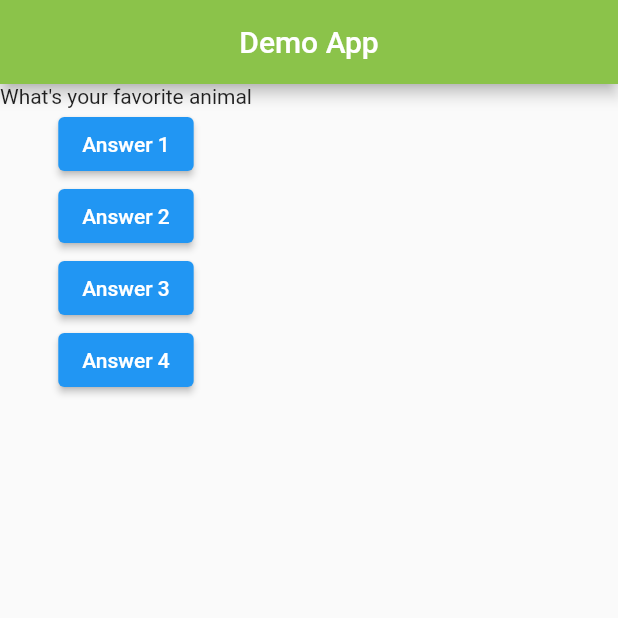
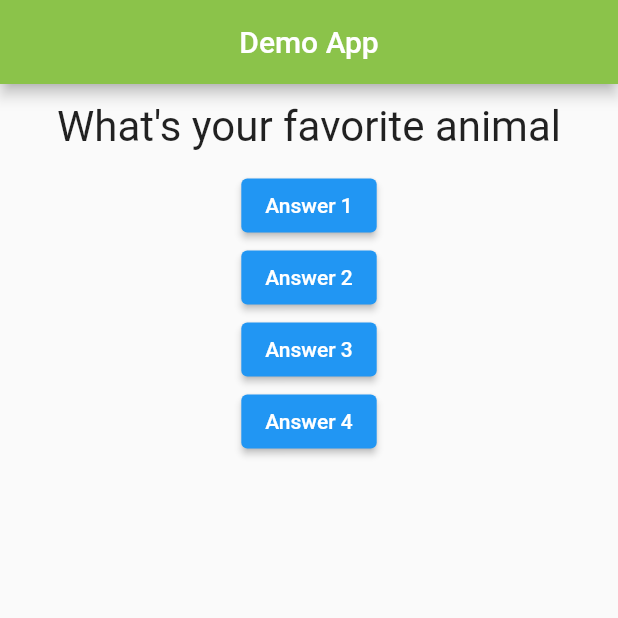
Before and after one commit to viswamvs/Quiz-App, a Flutter app: the screen it shows after launch, after a tap on "Answer 1", on a phone screen of 412 x 824 dp, the top half of it. Run offline on Flutter 3.47's test engine with Material 2 defaults, Android fonts, the phone set to English and light mode, and no system bars; Roboto replaces fonts that are missing (Times New Roman).

Commit message:
making public to private property

```diff
--- a/lib/main.dart
+++ b/lib/main.dart
@@ -1,4 +1,5 @@
 import 'package:flutter/material.dart';
+import 'question.dart';
 
 void main() => runApp(MyApp());
 
@@ -6,16 +7,16 @@ class MyApp extends StatefulWidget {
   @override
   State<StatefulWidget> createState() {
     // TODO: implement createState
-    return MyAppState();
+    return _MyAppState();
   }
 }
 
-class MyAppState extends State<MyApp> {
-  var questionIndex = 0;
+class _MyAppState extends State<MyApp> {
+  var _questionIndex = 0;
 
-  void answerQuestion() {
+  void _answerQuestion() {
     setState(() {
-      questionIndex = questionIndex + 1;
+      _questionIndex = _questionIndex + 1;
     });
   }
 
@@ -35,9 +36,9 @@ class MyAppState extends State<MyApp> {
         ),
         body: Column(
           children: [
-            Text(questions[questionIndex]),
+            Question(questions[_questionIndex]),
             ElevatedButton(
-              onPressed: answerQuestion,
+              onPressed: _answerQuestion,
               child: Text("Answer 1"),
             ),
             ElevatedButton(
--- /dev/null
+++ b/lib/question.dart
@@ -0,0 +1,26 @@
+import 'dart:ui';
+
+import 'package:flutter/material.dart';
+
+class Question extends StatelessWidget {
+  final String questionText;
+
+  Question(this.questionText);
+
+  @override
+  Widget build(BuildContext context) {
+    return Container(
+      width: double.infinity,
+      margin: EdgeInsets.all(12),
+      child: Text(
+        questionText,
+        style: TextStyle(
+          fontFamily: "Times New Roman",
+          fontSize: 28.0,
+          decorationStyle: TextDecorationStyle.solid,
+        ),
+        textAlign: TextAlign.center,
+      ),
+    );
+  }
+}
```
